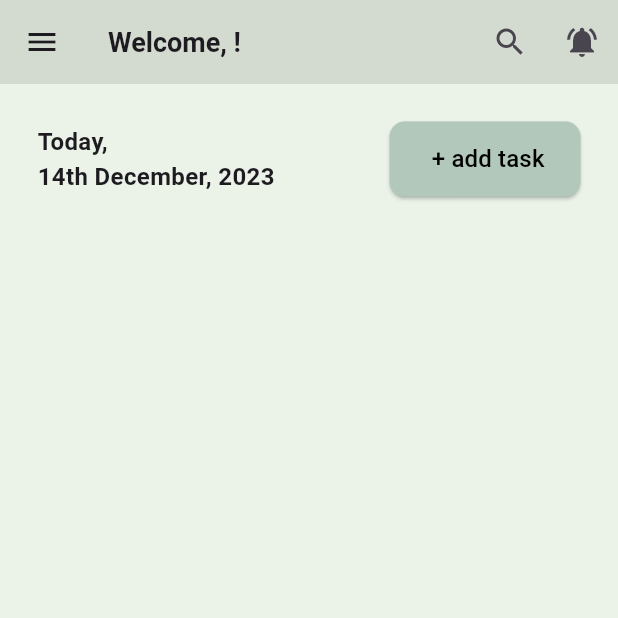
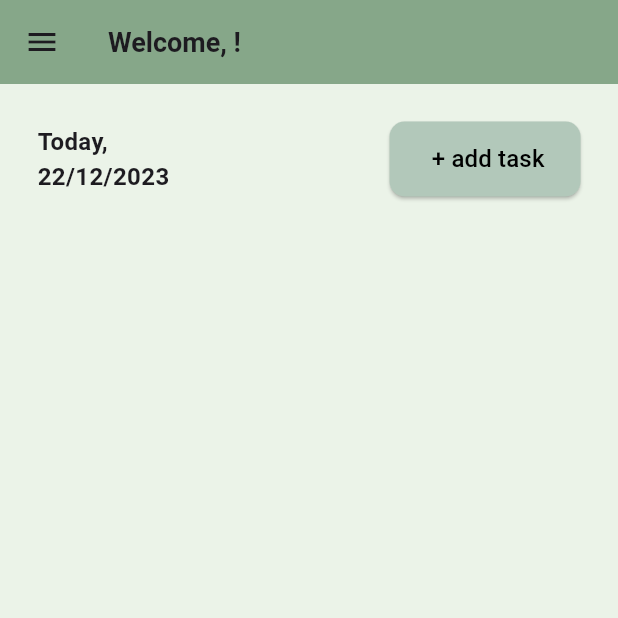
Before and after one commit to ricky250105/List-It, a Flutter app: the screen it shows once a user with an empty profile is signed in, on a phone screen of 412 x 824 dp, the top half of it. Run offline on Flutter 3.47's test engine with Material 3 defaults, Android fonts, the phone set to English and light mode, and no system bars; our stand-ins replace cloud_firestore, firebase_auth, firebase_core, firebase_storage, flutter_riverpod, flutter_slidable and 2 more; accounts and stored records are empty.

Commit message:
Final Commit

```diff
--- a/lib/main.dart
+++ b/lib/main.dart
@@ -21,7 +21,7 @@ class MyApp extends StatelessWidget {
     return  ProviderScope(
       child: MaterialApp(
         debugShowCheckedModeBanner: false,
-        home: AuthPage(),
+        home: const AuthPage(),
         theme: ThemeData(primarySwatch: Colors.blue),
       ),
     );
--- a/lib/pages/home_page.dart
+++ b/lib/pages/home_page.dart
@@ -5,10 +5,13 @@ import 'package:gap/gap.dart';
 import 'package:list_it/Components/to_do_card_widget.dart';
 import 'package:list_it/pages/about_page.dart';
 import 'package:list_it/pages/add_task.dart';
+import 'package:list_it/pages/faq_page.dart';
+import 'package:list_it/pages/help_page.dart';
 import 'package:list_it/pages/profile_settings.dart';
 import 'package:list_it/pages/terms_and_condition.dart';
 import 'package:list_it/provider/service_provider.dart';
 import 'package:list_it/services/user_service.dart';
+import 'package:list_it/services/todo_service.dart';
 
 class HomePage extends ConsumerWidget {
   HomePage({super.key});
@@ -24,6 +27,7 @@ class HomePage extends ConsumerWidget {
 
   @override
   Widget build(BuildContext context, WidgetRef ref) {
+    var todayTime = DateTime.now();
     final todoData = ref.watch(fetchStreamProvider);
     final userDetails = ref.watch(userDetailsProvider);
     return Scaffold(
@@ -45,15 +49,10 @@ class HomePage extends ConsumerWidget {
                 child: CircularProgressIndicator(),
               ),
             ),
-            backgroundColor: const Color(0xFFd3dad0),
-            elevation: 0,
-            actions: [
-              IconButton(onPressed: () {}, icon: const Icon(Icons.search)),
-              IconButton(
-                  onPressed: () {},
-                  icon: const Icon(Icons.notifications_active)),
-            ]),
+            backgroundColor: const Color.fromRGBO(134, 167, 137, 1),
+            elevation: 0,),
         drawer: Drawer(
+          backgroundColor: const Color(0xFFd3dad0),
             child: Padding(
           padding: const EdgeInsets.symmetric(horizontal: 20),
           child: ListView(
@@ -114,7 +113,11 @@ class HomePage extends ConsumerWidget {
               ),
               const SizedBox(height: 15),
               GestureDetector(
-                onTap: () {},
+                onTap: () {
+                  Navigator.push(context, MaterialPageRoute(builder: (context) {
+                    return const FaqPage();
+                  }));
+                },
                 child: const Row(
                   children: [
                     Icon(Icons.question_mark),
@@ -126,7 +129,11 @@ class HomePage extends ConsumerWidget {
 
               const SizedBox(height: 15),
               GestureDetector(
-                onTap: () {},
+                onTap: () {
+                  Navigator.push(context, MaterialPageRoute(builder: (context) {
+                    return const HelpPage();
+                  }));
+                },
                 child: const Row(
                   children: [
                     Icon(Icons.question_mark),
@@ -168,14 +175,14 @@ class HomePage extends ConsumerWidget {
                   Row(
                     mainAxisAlignment: MainAxisAlignment.spaceBetween,
                     children: [
-                      const Column(
+                      Column(
                         crossAxisAlignment: CrossAxisAlignment.start,
                         children: [
-                          Text("Today, ",
+                          const Text("Today, ",
                               style: TextStyle(
                                   fontSize: 16, fontWeight: FontWeight.w600)),
-                          Text('14th December, 2023',
-                              style: TextStyle(
+                          Text('${todayTime.day}/${todayTime.month}/${todayTime.year}',
+                              style: const TextStyle(
                                   fontSize: 16, fontWeight: FontWeight.w600))
                         ],
                       ),
--- a/lib/pages/profile_settings.dart
+++ b/lib/pages/profile_settings.dart
@@ -39,6 +39,7 @@ class _ProfileSettingPageState extends State<ProfileSettingPage> {
       body: Padding(
         padding: const EdgeInsets.symmetric(horizontal: 25),
         child: Column(
+          mainAxisAlignment: MainAxisAlignment.center,
           children: [
     Stack(
       children: [
--- a/pubspec.yaml
+++ b/pubspec.yaml
@@ -49,6 +49,8 @@ dependencies:
   flutter_riverpod: ^2.4.9
   intl: ^0.19.0
   uuid: ^4.2.2
+  flutter_slidable: ^3.0.1
+  url_launcher: ^6.2.2
 
 dev_dependencies:
   flutter_test:
```
Also changed, not shown: lib/Components/to_do_card_widget.dart (+11 -3 lines), lib/pages/faq_page.dart (added, +42 -0 lines), lib/pages/help_page.dart (+67 -0 lines), pubspec.lock, 5 other files.
